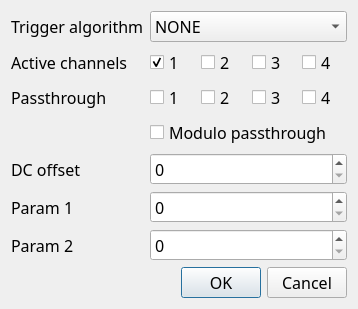
Qt form RegisterDialog.ui (sevenreek/qtadqscope) before a commit.
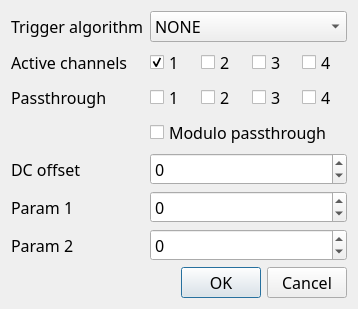
The same form after that commit.

The edit to the form file:
```diff
--- a/RegisterDialog.ui
+++ b/RegisterDialog.ui
@@ -6,7 +6,7 @@
    <rect>
     <x>0</x>
     <y>0</y>
-    <width>297</width>
+    <width>310</width>
     <height>268</height>
    </rect>
   </property>
@@ -167,16 +167,33 @@
      </item>
      <item row="4" column="1">
       <widget class="QSpinBox" name="algorithmParamInput0">
+       <property name="minimum">
+        <number>-32768</number>
+       </property>
        <property name="maximum">
         <number>32767</number>
        </property>
       </widget>
      </item>
      <item row="6" column="1">
-      <widget class="QSpinBox" name="algorithmParamInput1"/>
+      <widget class="QSpinBox" name="algorithmParamInput1">
+       <property name="minimum">
+        <number>-32768</number>
+       </property>
+       <property name="maximum">
+        <number>32767</number>
+       </property>
+      </widget>
      </item>
      <item row="7" column="1">
-      <widget class="QSpinBox" name="algorithmParamInput2"/>
+      <widget class="QSpinBox" name="algorithmParamInput2">
+       <property name="minimum">
+        <number>-32768</number>
+       </property>
+       <property name="maximum">
+        <number>32767</number>
+       </property>
+      </widget>
      </item>
      <item row="3" column="0">
       <widget class="QLabel" name="label_7">
```
Left out of the diff: 2 changed lines with no effect on the pictures.
